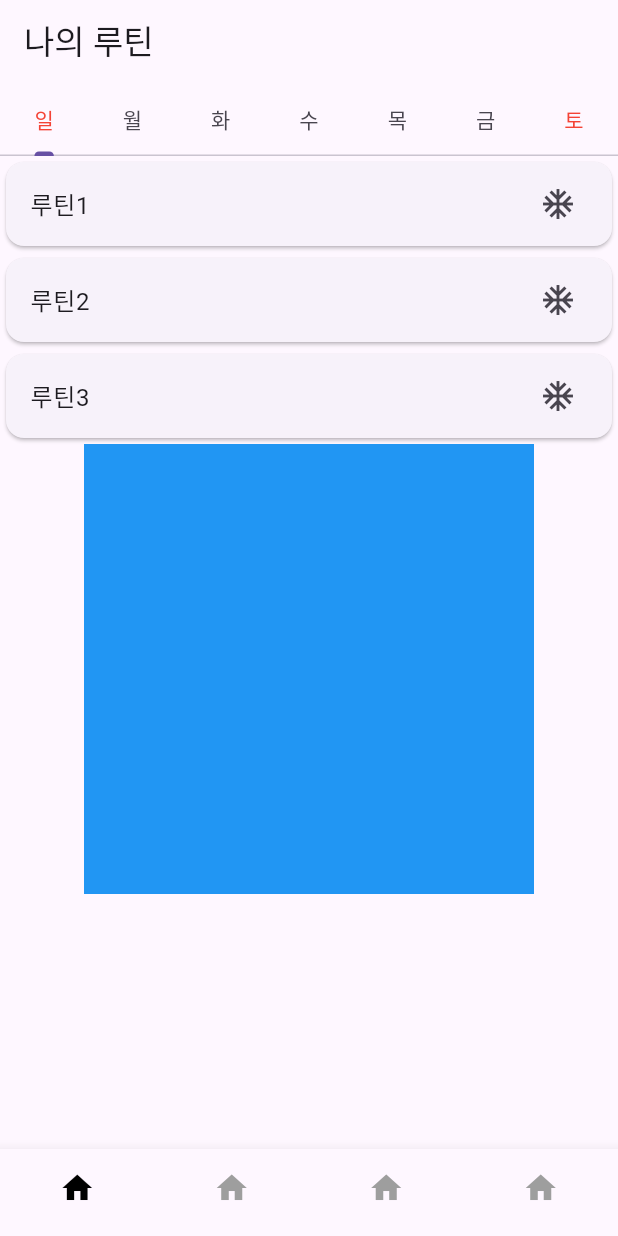
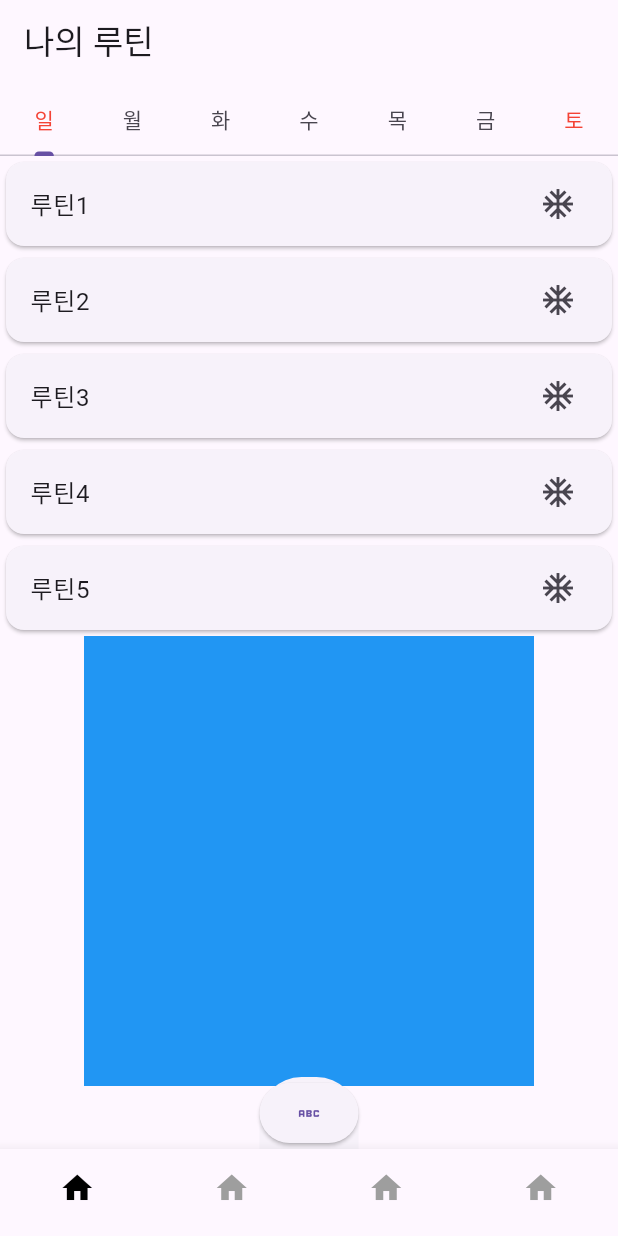
Before and after one commit to formart12/hatin-project, a Flutter app: the screen it shows after launch, on a phone screen of 412 x 824 dp. Run offline on Flutter 3.47's test engine with Material 3 defaults, Android fonts, the phone set to English and light mode, and no system bars.

```diff
--- a/lib/src/app/ui/home_view.dart
+++ b/lib/src/app/ui/home_view.dart
@@ -1,4 +1,5 @@
 import 'package:flutter/material.dart';
+import 'package:hatin/src/app/ui/plus_routin_view.dart';
 
 class HomeView extends StatefulWidget {
   const HomeView({super.key});
@@ -38,6 +39,7 @@ class _TabBarScreenState extends State<HomeView>
           ],
         ),
       ),
+      bottomSheet: const PlusRoutinView(),
     );
   }
 
@@ -92,6 +94,22 @@ class _TabBarScreenState extends State<HomeView>
             trailing: Icon(Icons.ac_unit),
           ),
         ),
+        Card(
+          child: ListTile(
+            title: Text(
+              "루틴4",
+            ),
+            trailing: Icon(Icons.ac_unit),
+          ),
+        ),
+        Card(
+          child: ListTile(
+            title: Text(
+              "루틴5",
+            ),
+            trailing: Icon(Icons.ac_unit),
+          ),
+        ),
       ],
     );
   }
--- /dev/null
+++ b/lib/src/app/ui/plus_routin_view.dart
@@ -0,0 +1,11 @@
+import 'package:flutter/material.dart';
+
+class PlusRoutinView extends StatelessWidget {
+  const PlusRoutinView({super.key});
+
+  @override
+  Widget build(BuildContext context) {
+    return ElevatedButton(
+        onPressed: () {}, child: const Icon(Icons.abc_outlined));
+  }
+}
```
